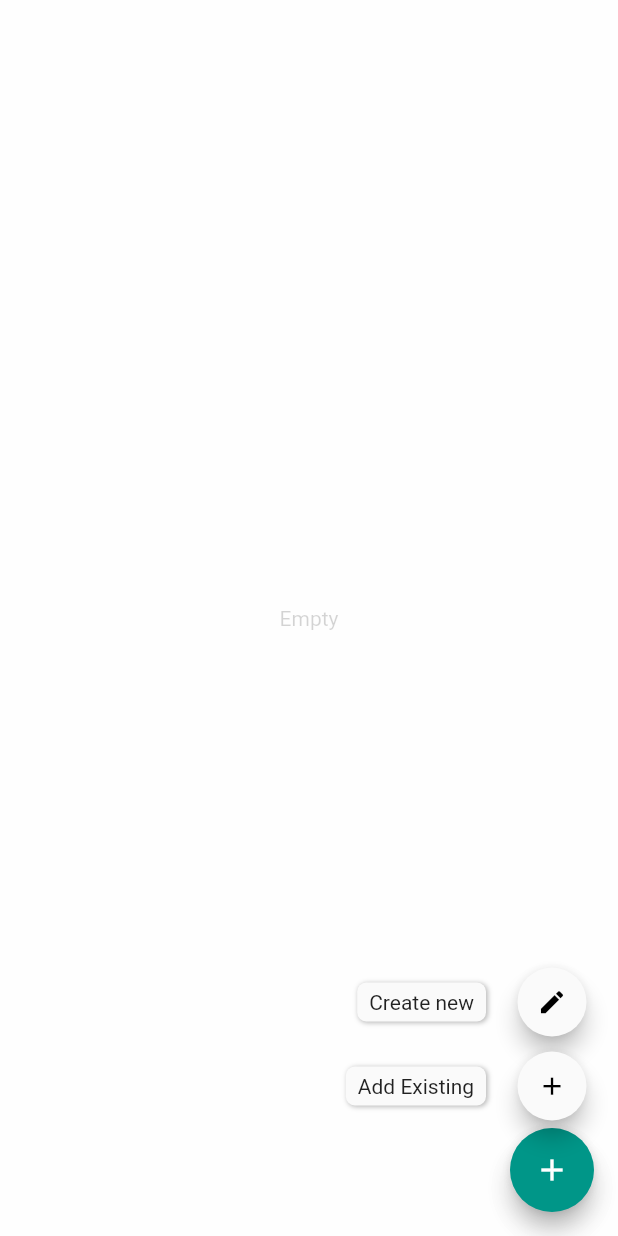
After one commit to alastairrmcneill/plant-care, a Flutter app: the HouseholdsScreen screen opened directly, after a tap on the "add" icon, on a phone screen of 412 x 824 dp. The commit adds this screen. Run offline on Flutter 3.47's test engine with Material 2 defaults, Android fonts, the phone set to English and light mode, and no system bars; drawn by our look-alikes of flutter_speed_dial; our stand-ins replace auto_size_text, cached_network_image, cloud_firestore, firebase_auth, firebase_core, firebase_storage and 7 more; accounts and stored records are empty.

Commit message:
Add or join household complete

```diff
--- a/lib/features/auth/screens/login_screen.dart
+++ b/lib/features/auth/screens/login_screen.dart
@@ -1,7 +1,9 @@
 import 'package:flutter/material.dart';
 import 'package:plant_care/features/auth/widgets/widgets.dart';
+import 'package:plant_care/general/notifiers/notifiers.dart';
 import 'package:plant_care/general/services/auth_service.dart';
 import 'package:plant_care/general/widgets/widgets.dart';
+import 'package:provider/provider.dart';
 
 class LoginScreen extends StatelessWidget {
   TextEditingController _emailController = TextEditingController();
--- a/lib/features/home/households/screens/households_screen.dart
+++ b/lib/features/home/households/screens/households_screen.dart
@@ -11,6 +11,7 @@ class HouseholdsScreen extends StatelessWidget {
   @override
   Widget build(BuildContext context) {
     return Scaffold(
+      body: HouseholdListView(),
       floatingActionButton: SpeedDial(
         icon: Icons.add,
         children: [
@@ -24,7 +25,6 @@ class HouseholdsScreen extends StatelessWidget {
               function: (code) async {
                 // Maybe don't have these as async so that the pop up closes straight away. Add the spinning loading screen and then show a pop up depending on the result.
                 HouseholdService.add(context, code: code);
-                HouseholdDatabase.readAllHouseholds(context);
               },
             ),
           ),
@@ -37,7 +37,7 @@ class HouseholdsScreen extends StatelessWidget {
               hintText: 'Household name',
               function: (name) async {
                 await HouseholdService.create(context, name: name);
-                await HouseholdDatabase.readAllHouseholds(context);
+                await HouseholdDatabase.readMyHouseholds(context);
               },
             ),
           ),
--- a/lib/features/home/households/widgets/create_household_dialog.dart
+++ b/lib/features/home/households/widgets/create_household_dialog.dart
@@ -1,9 +1,5 @@
-import 'package:async_textformfield/async_textformfield.dart';
 import 'package:auto_size_text/auto_size_text.dart';
-import 'package:flutter/foundation.dart';
 import 'package:flutter/material.dart';
-import 'package:plant_care/general/models/models.dart';
-import 'package:plant_care/general/services/services.dart';
 
 showCreateHouseholdDialog(BuildContext context, {required String body, required String hintText, required Function(String value) function}) {
   final GlobalKey<FormState> _formKey = GlobalKey<FormState>();
--- /dev/null
+++ b/lib/features/home/households/widgets/household_list_view.dart
@@ -0,0 +1,34 @@
+import 'package:flutter/material.dart';
+import 'package:plant_care/general/notifiers/household_notifier.dart';
+import 'package:plant_care/general/services/household_database.dart';
+import 'package:provider/provider.dart';
+
+class HouseholdListView extends StatefulWidget {
+  const HouseholdListView({Key? key}) : super(key: key);
+
+  @override
+  State<HouseholdListView> createState() => _HouseholdListViewState();
+}
+
+class _HouseholdListViewState extends State<HouseholdListView> {
+  @override
+  void initState() {
+    super.initState();
+    HouseholdDatabase.readMyHouseholds(context);
+  }
+
+  @override
+  Widget build(BuildContext context) {
+    HouseholdNotifier householdNotifier = Provider.of<HouseholdNotifier>(context);
+
+    if (householdNotifier.myHouseholds == null) {
+      return Center(child: CircularProgressIndicator());
+    } else if (householdNotifier.myHouseholds!.isEmpty) {
+      return Center(child: Text('Empty'));
+    } else if (householdNotifier.myHouseholds!.isNotEmpty) {
+      return Center(child: Text('Has households'));
+    } else {
+      return Center(child: CircularProgressIndicator());
+    }
+  }
+}
--- a/lib/features/home/households/widgets/widgets.dart
+++ b/lib/features/home/households/widgets/widgets.dart
@@ -1 +1,2 @@
 export 'create_household_dialog.dart';
+export 'household_list_view.dart';
--- a/lib/features/home/plants/screens/create_plant_screen.dart
+++ b/lib/features/home/plants/screens/create_plant_screen.dart
@@ -44,7 +44,7 @@ class _CreatePlantScreenState extends State<CreatePlantScreen> {
     wateringRecurrence = recurranceOptions[0];
     mistingRecurrence = recurranceOptions[0];
     feedingRecurrence = recurranceOptions[0];
-    HouseholdDatabase.readAllHouseholds(context);
+    HouseholdDatabase.readMyHouseholds(context);
   }
 
   void _handleImageFromGallery() async {
@@ -94,7 +94,7 @@ class _CreatePlantScreenState extends State<CreatePlantScreen> {
 
   Widget _displayHouseholdDetails() {
     HouseholdNotifier householdNotifier = Provider.of<HouseholdNotifier>(context, listen: false);
-    households = householdNotifier.allHouseholds;
+    households = householdNotifier.myHouseholds!;
 
     List<String> items = [];
     if (households.isNotEmpty) {
@@ -111,7 +111,7 @@ class _CreatePlantScreenState extends State<CreatePlantScreen> {
           hintText: 'Household name',
           function: (name) async {
             await HouseholdService.create(context, name: name);
-            await HouseholdDatabase.readAllHouseholds(context);
+            await HouseholdDatabase.readMyHouseholds(context);
           },
         );
       },
--- a/lib/general/notifiers/events_notifier.dart
+++ b/lib/general/notifiers/events_notifier.dart
@@ -3,7 +3,7 @@ import 'package:plant_care/general/models/models.dart';
 import 'package:syncfusion_flutter_calendar/calendar.dart';
 
 class EventNotifier extends ChangeNotifier {
-  List<Event> _allEvents = [];
+  static List<Event> _allEvents = [];
 
   List<Event> get allEvents => _allEvents;
 
--- a/lib/general/notifiers/household_notifier.dart
+++ b/lib/general/notifiers/household_notifier.dart
@@ -2,12 +2,12 @@ import 'package:flutter/material.dart';
 import 'package:plant_care/general/models/models.dart';
 
 class HouseholdNotifier extends ChangeNotifier {
-  List<Household> _allHouseholds = [];
+  List<Household>? _myHouseholds;
 
-  List<Household> get allHouseholds => _allHouseholds;
+  List<Household>? get myHouseholds => _myHouseholds;
 
-  set setAllHouseholds(List<Household> allHouseholds) {
-    _allHouseholds = allHouseholds;
+  set setMyHouseholds(List<Household> myHouseholds) {
+    _myHouseholds = myHouseholds;
     notifyListeners();
   }
 }
--- a/lib/general/services/household_database.dart
+++ b/lib/general/services/household_database.dart
@@ -23,21 +23,23 @@ class HouseholdDatabase {
     }
   }
 
-  static Future readAllHouseholds(BuildContext context) async {
+  static Future readMyHouseholds(BuildContext context) async {
+    UserNotifier userNotifier = Provider.of<UserNotifier>(context, listen: false);
     HouseholdNotifier householdNotifier = Provider.of<HouseholdNotifier>(context, listen: false);
 
+    String userId = userNotifier.currentUser!.uid!;
     List<Household> _householdList = [];
 
     try {
       // Find all events
-      QuerySnapshot snapshot = await _householdRef.get();
+      QuerySnapshot snapshot = await _householdRef.where(HouseholdFields.members, arrayContains: userId).get();
 
       for (var doc in snapshot.docs) {
         Household household = Household.fromJson(doc.data());
         _householdList.add(household);
       }
 
-      householdNotifier.setAllHouseholds = _householdList;
+      householdNotifier.setMyHouseholds = _householdList;
     } on FirebaseException catch (error) {
       showErrorDialog(context, error.message!);
     }
--- a/lib/general/services/household_services.dart
+++ b/lib/general/services/household_services.dart
@@ -38,7 +38,7 @@ class HouseholdService {
     household.members.add(userId);
     await HouseholdDatabase.updateHousehold(context, household: household);
 
-    await HouseholdDatabase.readAllHouseholds(context);
+    await HouseholdDatabase.readMyHouseholds(context);
 
     // // Update user
     // AppUser user = await UserDatabaseService.getUser(userID: userID);
--- a/pubspec.yaml
+++ b/pubspec.yaml
@@ -40,7 +40,6 @@ dependencies:
   customtogglebuttons: ^0.0.5
   expandable: ^5.0.1
   flutter_speed_dial: ^6.0.0
-  async_textformfield: ^1.0.0+3
 
 
 
```
Also changed, not shown: pubspec.lock, 2 other files.
